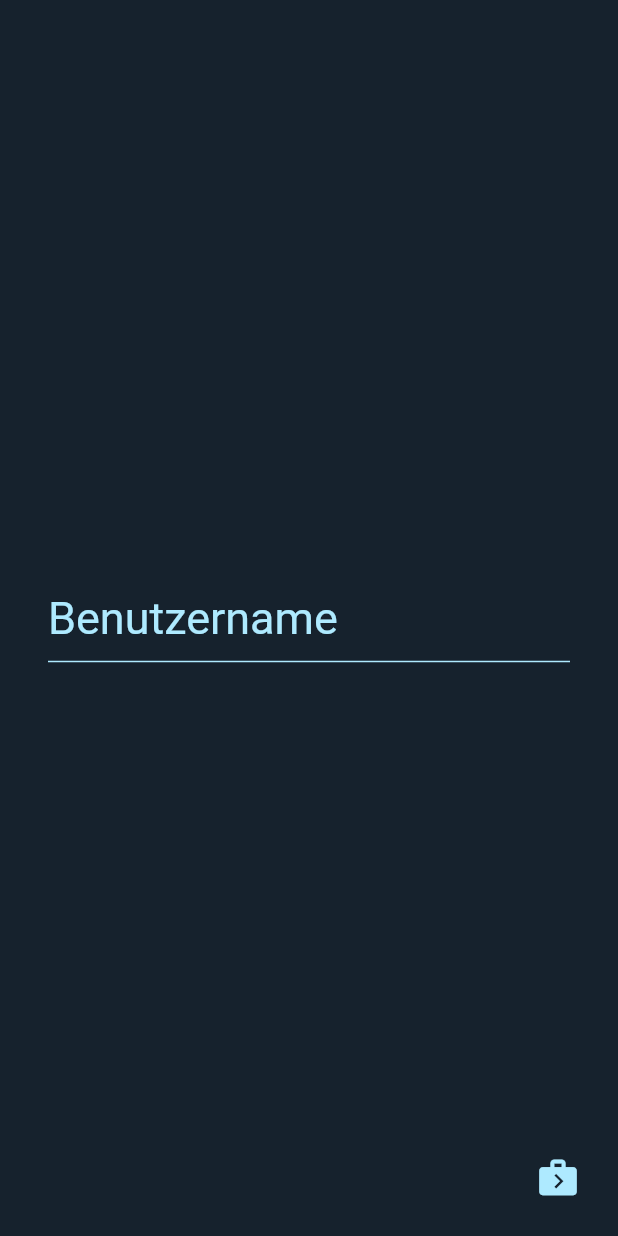
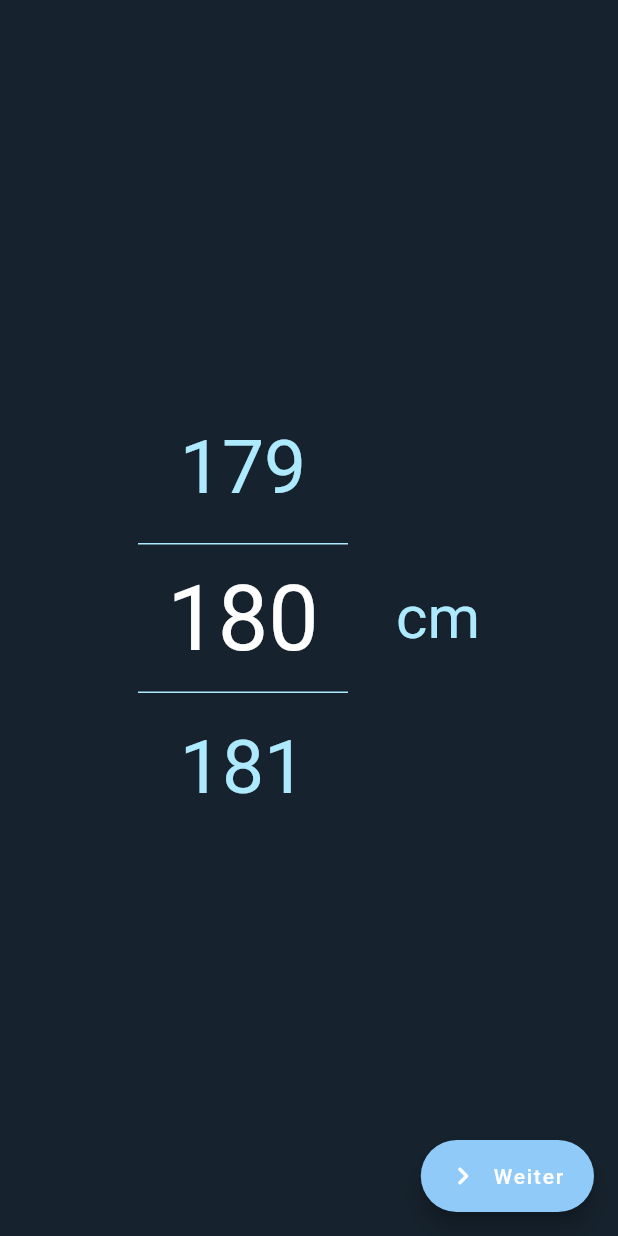
Before and after one commit to sc-ot/runningapp, a Flutter app: the RegisterPage screen opened by its route, on a phone screen of 412 x 824 dp. Run offline on Flutter 3.47's test engine with Material 2 defaults, Android fonts, the phone set to English and light mode, and no system bars; drawn by our look-alikes of numberpicker; our stand-ins replace connectivity, dartz, flutter_staggered_animations, geocoding, geolocator, get and 6 more; missing offline and left inert: isolate_handler; accounts and stored records are empty.

Commit message:
register design changed

```diff
--- a/lib/core/components/register/register_controller.dart
+++ b/lib/core/components/register/register_controller.dart
@@ -7,9 +7,15 @@ import 'package:crypto/crypto.dart';
 import 'package:flutter/cupertino.dart';
 import 'package:get/get.dart';
 
+enum Gender { male, female }
+
 class RegisterController extends Controller {
   TextEditingController username = TextEditingController();
   TextEditingController password = TextEditingController();
+  PageController pageController = PageController();
+  Gender? gender = Gender.male;
+  int height = 180;
+  int weight = 80;
   Api api = Get.find();
 
   @override
@@ -18,6 +24,24 @@ class RegisterController extends Controller {
     super.onInit();
   }
 
+  void nextPage(){
+    pageController.nextPage(duration: Duration(milliseconds: 500), curve: Curves.easeIn);
+  }
+
+  void changeHeight(int value){
+    height = value;
+    setState(IDLE());
+  }
+
+  void changeWeight(int value){
+    weight = value;
+    setState(IDLE());
+  }
+  void changeGender(Gender? value){
+    gender = value;
+    setState(IDLE());
+
+  }
   void register() {
     String hashPassword = sha256.convert(utf8.encode(password.text)).toString();
     api.registerUser({
--- a/lib/core/components/register/register_page.dart
+++ b/lib/core/components/register/register_page.dart
@@ -1,4 +1,9 @@
 import 'package:bestpractice/core/components/register/register_controller.dart';
+import 'package:bestpractice/core/components/register/register_page_gender_widget.dart';
+import 'package:bestpractice/core/components/register/register_page_height_widget.dart';
+import 'package:bestpractice/core/components/register/register_page_name_widget.dart';
+import 'package:bestpractice/core/components/register/register_page_overview_widget.dart';
+import 'package:bestpractice/core/components/register/register_page_weight_widget.dart';
 import 'package:bestpractice/core/utils/uihandler.dart';
 import 'package:flutter/material.dart';
 import 'package:get/get.dart';
@@ -31,37 +36,34 @@ class RegisterPage extends StatelessWidget implements UIHandler {
   Widget idleStateUi() {
     return Stack(
       children: [
-        Padding(
-          padding: const EdgeInsets.all(32.0),
-          child: PageView(
-            children: [
-              Center(
-                child: TextField(
-                  decoration: InputDecoration(
-                    hintText: "Benutzername",
-                    hintStyle: TextStyle(
-                      fontSize: 30,
+        PageView(
+          controller: registerController.pageController,
+          children: [
 
-                    ),
-                  ),
-                  style: TextStyle(
-                    fontSize: 30,
-                  ),
-                ),
-              ),
-            ],
-          ),
+            Center(
+              child: RegisterPageHeightWidget(),
+            ),
+
+            Center(
+              child: RegisterPageWeightWidget(),
+            ),
+            Center(
+              child: RegisterPageOverviewWidget(),
+            ),
+          ],
         ),
         Padding(
           padding: const EdgeInsets.all(16.0),
           child: Align(
             alignment: Alignment.bottomRight,
-            child: IconButton(
-              icon: Icon(
-                Icons.next_week,
-              ),
-              onPressed: () {},
-              iconSize: 30,
+            child: FloatingActionButton.extended(
+              backgroundColor: Get.theme.backgroundColor,
+              onPressed: () {
+                registerController.nextPage();
+              },
+
+              icon:  Icon(Icons.navigate_next_rounded),
+              label: Text("Weiter"),
             ),
           ),
         ),
--- /dev/null
+++ b/lib/core/components/register/register_page_height_widget.dart
@@ -0,0 +1,47 @@
+import 'package:bestpractice/core/components/register/register_controller.dart';
+import 'package:flutter/material.dart';
+import 'package:get/get.dart';
+import 'package:numberpicker/numberpicker.dart';
+
+class RegisterPageHeightWidget extends StatelessWidget {
+  RegisterPageHeightWidget({Key? key}) : super(key: key);
+
+  var registerController = Get.find<RegisterController>();
+
+  @override
+  Widget build(BuildContext context) {
+    return GetBuilder<RegisterController>(
+      init: registerController,
+      builder: (registerController) {
+        return  Row(
+            mainAxisAlignment: MainAxisAlignment.center,
+            children: [
+              NumberPicker(
+                itemWidth: 140,
+                decoration: BoxDecoration(
+                    border: Border.symmetric(
+                        horizontal: BorderSide(
+                            width: 1, color: Get.theme.accentColor))),
+                minValue: 100,
+                maxValue: 220,
+                haptics: true,
+                textStyle:
+                    TextStyle(fontSize: 50, color: Get.theme.accentColor),
+                selectedTextStyle: TextStyle(fontSize: 60, color: Colors.white),
+                itemHeight: 100,
+                value: registerController.height,
+                onChanged: (value) {
+                  registerController.changeHeight(value);
+                },
+              ),
+              SizedBox(width: 32,),
+              Text(
+                "cm",
+                style: TextStyle(fontSize: 40, color: Get.theme.accentColor),
+              ),
+            ],
+        );
+      },
+    );
+  }
+}
--- a/lib/core/utils/themes.dart
+++ b/lib/core/utils/themes.dart
@@ -9,6 +9,7 @@ class Themes {
     primaryColor: Themes.primaryColor,
     accentColor: Themes.accentColor,
     hintColor: accentColor,
+    cardColor: primaryColor,
     elevatedButtonTheme: ElevatedButtonThemeData(
       style: ButtonStyle(
         backgroundColor: MaterialStateProperty.all<Color>(Themes.primaryColor),
--- a/pubspec.yaml
+++ b/pubspec.yaml
@@ -49,10 +49,14 @@ dependencies:
   crypto: ^3.0.1
   drawing_animation: ^0.1.5
   simple_animations: ^3.1.1
+  numberpicker: ^2.1.1
+
+
 dev_dependencies:
    json_serializable: ^4.1.0
    build_runner: ^1.12.2
    hive_generator: ^1.0.1
+
    moor_generator:
    flutter_test:
     sdk: flutter
```
Also changed, not shown: lib/core/components/register/register_page_gender_widget.dart (added, +38 -0 lines), lib/core/components/register/register_page_name_widget.dart (added, +23 -0 lines), lib/core/components/register/register_page_overview_widget.dart (added, +38 -0 lines), lib/core/components/register/register_page_weight_widget.dart (added, +48 -0 lines), pubspec.lock.
